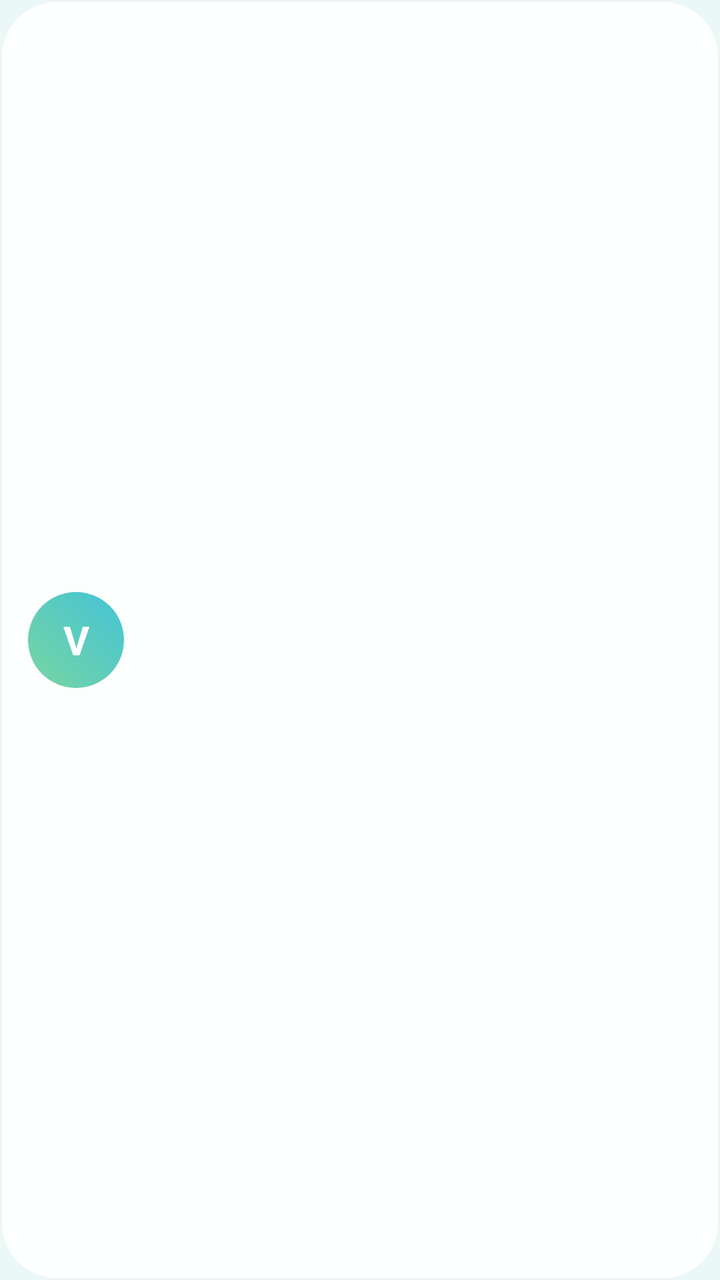
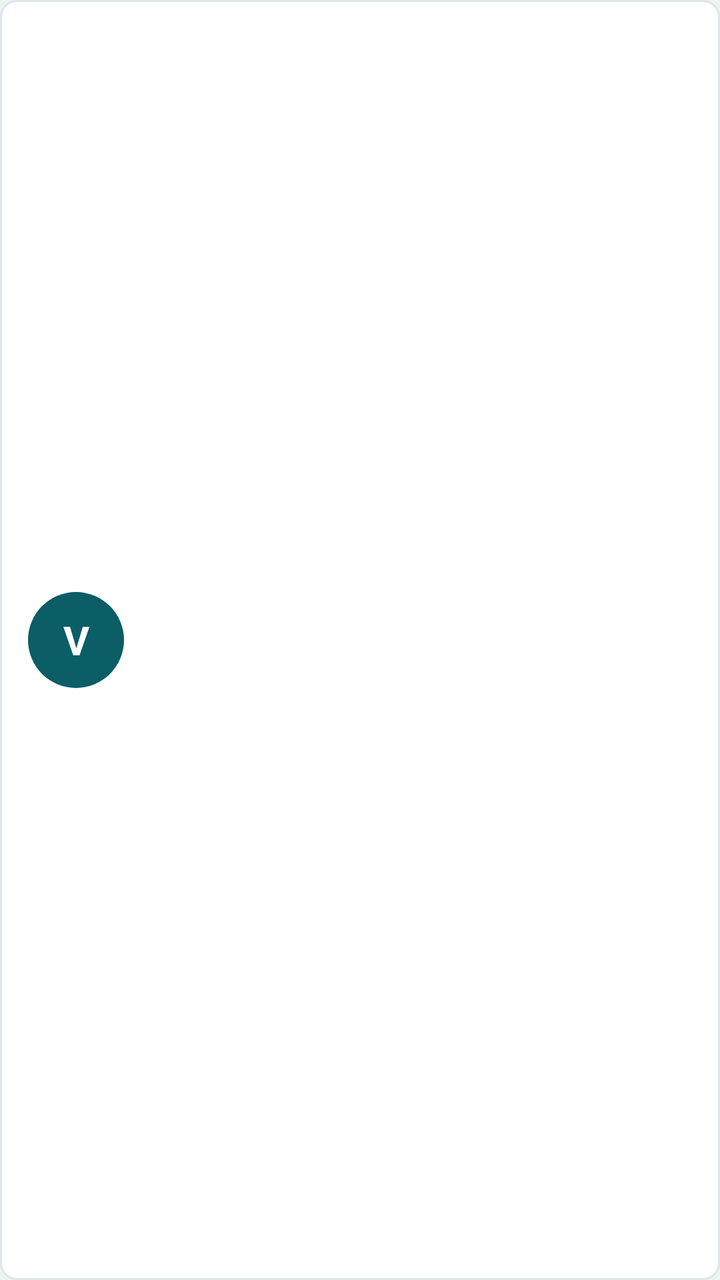

An Android layout rendered at two revisions. The XML below is the earlier revision; the diff shows what the commit changed to produce the second picture.
<!-- AndroidManifest.xml: application theme Theme.ViBaCar -->
<!-- res/layout/item_xat.xml -->
<?xml version="1.0" encoding="utf-8"?>
<LinearLayout xmlns:android="http://schemas.android.com/apk/res/android"
    android:layout_width="match_parent"
    android:layout_height="wrap_content"
    android:layout_marginVertical="6dp"
    android:background="@drawable/fons_targeta"
    android:elevation="4dp"
    android:gravity="center_vertical"
    android:orientation="horizontal"
    android:padding="14dp">

    <TextView
        android:id="@+id/txtInicial"
        android:layout_width="48dp"
        android:layout_height="48dp"
        android:background="@drawable/fons_avatar"
        android:gravity="center"
        android:text="V"
        android:textColor="@color/color_text_clar"
        android:textSize="20sp"
        android:textStyle="bold" />

    <LinearLayout
        android:layout_width="0dp"
        android:layout_height="wrap_content"
        android:layout_marginStart="14dp"
        android:layout_weight="1"
        android:orientation="vertical">

        <TextView
            android:id="@+id/txtNom"
            android:layout_width="match_parent"
            android:layout_height="wrap_content"
            android:ellipsize="end"
            android:maxLines="1"
            android:textColor="@color/color_text_principal"
            android:textSize="16sp"
            android:textStyle="bold" />

        <TextView
            android:id="@+id/txtRuta"
            android:layout_width="match_parent"
            android:layout_height="wrap_content"
            android:layout_marginTop="2dp"
            android:ellipsize="end"
            android:maxLines="1"
            android:textColor="@color/color_text_secundari"
            android:textSize="13sp" />

        <TextView
            android:id="@+id/txtDarrerMissatge"
            android:layout_width="match_parent"
            android:layout_height="wrap_content"
            android:layout_marginTop="4dp"
            android:ellipsize="end"
            android:maxLines="1"
            android:textColor="@color/color_text_principal"
            android:textSize="14sp" />
    </LinearLayout>

    <TextView
        android:id="@+id/txtHora"
        android:layout_width="wrap_content"
        android:layout_height="wrap_content"
        android:layout_marginStart="8dp"
        android:textColor="@color/color_text_secundari"
        android:textSize="11sp" />
</LinearLayout>
<!-- resources referenced by this layout -->
<resources>
  <color name="color_text_clar">#FFFFFF</color>
  <color name="color_text_principal">#17354A</color>
  <color name="color_text_secundari">#547283</color>
  <!-- drawable fons_avatar (drawable) -->
  <?xml version="1.0" encoding="utf-8"?>
  <shape xmlns:android="http://schemas.android.com/apk/res/android" android:shape="oval">
      <gradient
          android:angle="45"
          android:endColor="@color/color_principal"
          android:startColor="@color/color_secundari" />
  </shape>
  <!-- drawable fons_targeta (drawable) -->
  <?xml version="1.0" encoding="utf-8"?>
  <shape xmlns:android="http://schemas.android.com/apk/res/android">
      <solid android:color="@color/color_targeta" />
      <corners android:radius="28dp" />
      <stroke
          android:width="1dp"
          android:color="#AAEDF4F4" />
  </shape>
  <style name="Theme.ViBaCar" parent="Base.Theme.ViBaCar" />
  <color name="color_principal">#44C3D6</color>
  <color name="color_secundari">#78D6A2</color>
  <color name="color_targeta">#FDFEFE</color>
  <style name="Base.Theme.ViBaCar" parent="Theme.Material3.Light.NoActionBar">
          <item name="colorPrimary">@color/color_principal</item>
          <item name="colorOnPrimary">@color/color_text_clar</item>
          <item name="colorSecondary">@color/color_secundari</item>
          <item name="android:statusBarColor">@android:color/transparent</item>
          <item name="android:navigationBarColor">@color/color_fons</item>
          <item name="android:windowLightStatusBar">true</item>
          <item name="android:windowBackground">@color/color_fons</item>
      </style>
  <color name="color_fons">#EAF8F8</color>
</resources>

<!-- the commit's change to res/layout/item_xat.xml (unified diff, before → after) -->
@@ -4,7 +4,7 @@
     android:layout_height="wrap_content"
     android:layout_marginVertical="6dp"
     android:background="@drawable/fons_targeta"
-    android:elevation="4dp"
+    android:elevation="0dp"
     android:gravity="center_vertical"
     android:orientation="horizontal"
     android:padding="14dp">
<!-- resource entries referenced after the edit -->
@@ -1,29 +1,27 @@
 <!-- resources referenced by this layout -->
 <resources>
   <color name="color_text_clar">#FFFFFF</color>
-  <color name="color_text_principal">#17354A</color>
-  <color name="color_text_secundari">#547283</color>
+  <color name="color_text_principal">#14212B</color>
+  <color name="color_text_secundari">#63727C</color>
   <!-- drawable fons_avatar (drawable) -->
   <?xml version="1.0" encoding="utf-8"?>
   <shape xmlns:android="http://schemas.android.com/apk/res/android" android:shape="oval">
-      <gradient
-          android:angle="45"
-          android:endColor="@color/color_principal"
-          android:startColor="@color/color_secundari" />
+      <solid android:color="@color/color_principal" />
   </shape>
   <!-- drawable fons_targeta (drawable) -->
   <?xml version="1.0" encoding="utf-8"?>
   <shape xmlns:android="http://schemas.android.com/apk/res/android">
       <solid android:color="@color/color_targeta" />
-      <corners android:radius="28dp" />
+      <corners android:radius="8dp" />
       <stroke
           android:width="1dp"
-          android:color="#AAEDF4F4" />
+          android:color="@color/color_linia" />
   </shape>
   <style name="Theme.ViBaCar" parent="Base.Theme.ViBaCar" />
-  <color name="color_principal">#44C3D6</color>
-  <color name="color_secundari">#78D6A2</color>
-  <color name="color_targeta">#FDFEFE</color>
+  <color name="color_principal">#0B5D66</color>
+  <color name="color_secundari">#2F8F67</color>
+  <color name="color_targeta">#FFFFFF</color>
+  <color name="color_linia">#DDE5E8</color>
   <style name="Base.Theme.ViBaCar" parent="Theme.Material3.Light.NoActionBar">
           <item name="colorPrimary">@color/color_principal</item>
           <item name="colorOnPrimary">@color/color_text_clar</item>
@@ -33,6 +31,6 @@
           <item name="android:windowLightStatusBar">true</item>
           <item name="android:windowBackground">@color/color_fons</item>
       </style>
-  <color name="color_fons">#EAF8F8</color>
+  <color name="color_fons">#EEF3F4</color>
 </resources>
 
